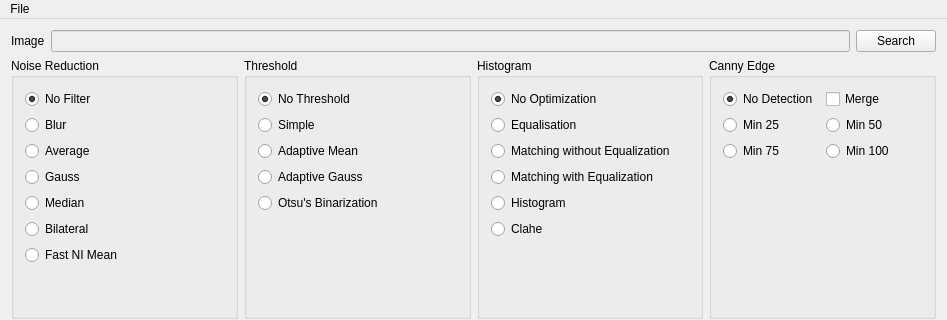
Old version of the form mainwindow.ui in the repository jasonjin34/hiwi-imageprocessing; both pictures show x 0 to 947 and y 0 to 320 of the 947 by 702 pixel window.
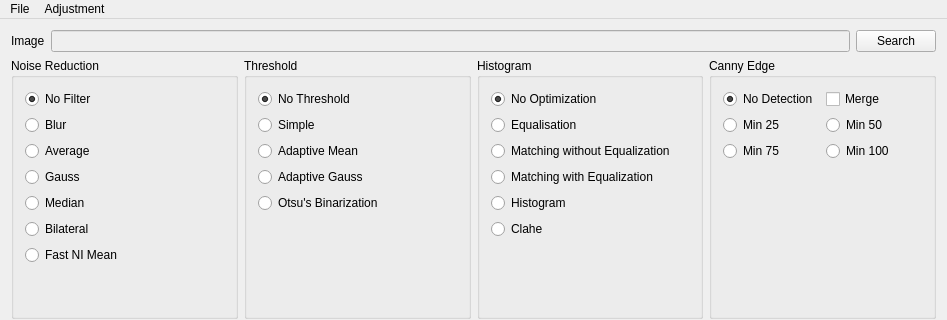
New version of the form.

The edit to the form file:
```diff
--- a/mainwindow.ui
+++ b/mainwindow.ui
@@ -377,7 +377,15 @@
     </property>
     <addaction name="actionSearch"/>
    </widget>
+   <widget class="QMenu" name="menuCurve">
+    <property name="title">
+     <string>Adjustment</string>
+    </property>
+    <addaction name="separator"/>
+    <addaction name="actionCurve"/>
+   </widget>
    <addaction name="menuFile"/>
+   <addaction name="menuCurve"/>
   </widget>
   <action name="actionSearch">
    <property name="text">
```
Left out of the diff: 5 changed lines with no effect on the pictures.
